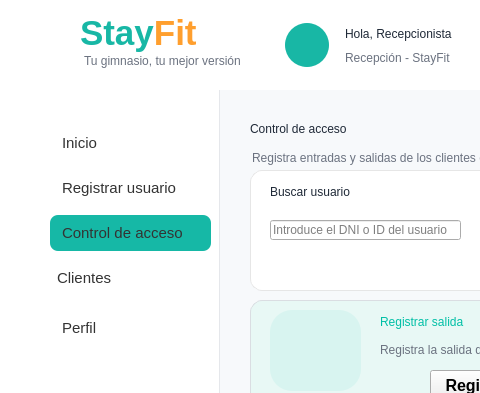
Qt form Proyecto/src/vista/Ui/interfaz_recepcionista_control_de_acceso.ui (smonts01/Ingenieria-del-software) before a commit; both pictures show x 0 to 480 and y 0 to 393 of the 1200 by 700 pixel window.
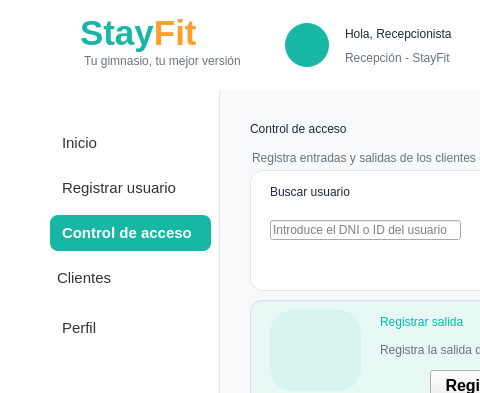
The same form after that commit. Icons and pictures are not drawn.

Patch:
```diff
--- a/Proyecto/src/vista/Ui/interfaz_recepcionista_control_de_acceso.ui
+++ b/Proyecto/src/vista/Ui/interfaz_recepcionista_control_de_acceso.ui
@@ -206,6 +206,8 @@
       <font>
        <family>Segoe UI</family>
        <pointsize>11</pointsize>
+       <weight>50</weight>
+       <bold>false</bold>
       </font>
      </property>
      <property name="toolTip">
@@ -216,12 +218,13 @@
      </property>
      <property name="styleSheet">
       <string notr="true">QPushButton {
-    background-color: #16B8A6;
+    background-color: transparent;
     border: none;
     border-radius: 8px;
     padding: 8px 12px;
     text-align: left;
-    color: #333333;
+    color: #111827;
+    font-weight: normal;
 }
 
 QPushButton:hover {
@@ -229,14 +232,20 @@
 }
 
 QPushButton:checked {
-    background-color: #DDF7F3;
-    color: #333333;
+    background-color: #18B7A5;
+    color: #FFFFFF;
     font-weight: bold;
 }</string>
      </property>
      <property name="text">
       <string>Control de acceso</string>
      </property>
+     <property name="checkable">
+      <bool>true</bool>
+     </property>
+     <property name="checked">
+      <bool>true</bool>
+     </property>
     </widget>
     <widget class="QPushButton" name="btnInicio">
      <property name="geometry">
```
Left out of the diff: 7 changed lines with no effect on the pictures.
